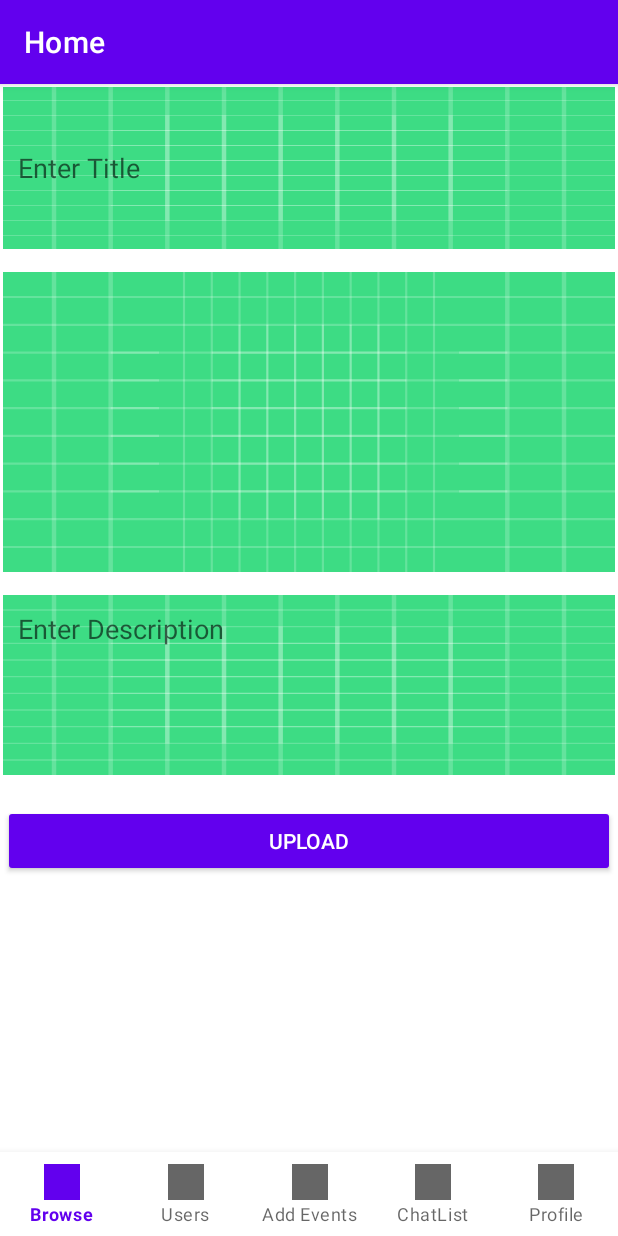
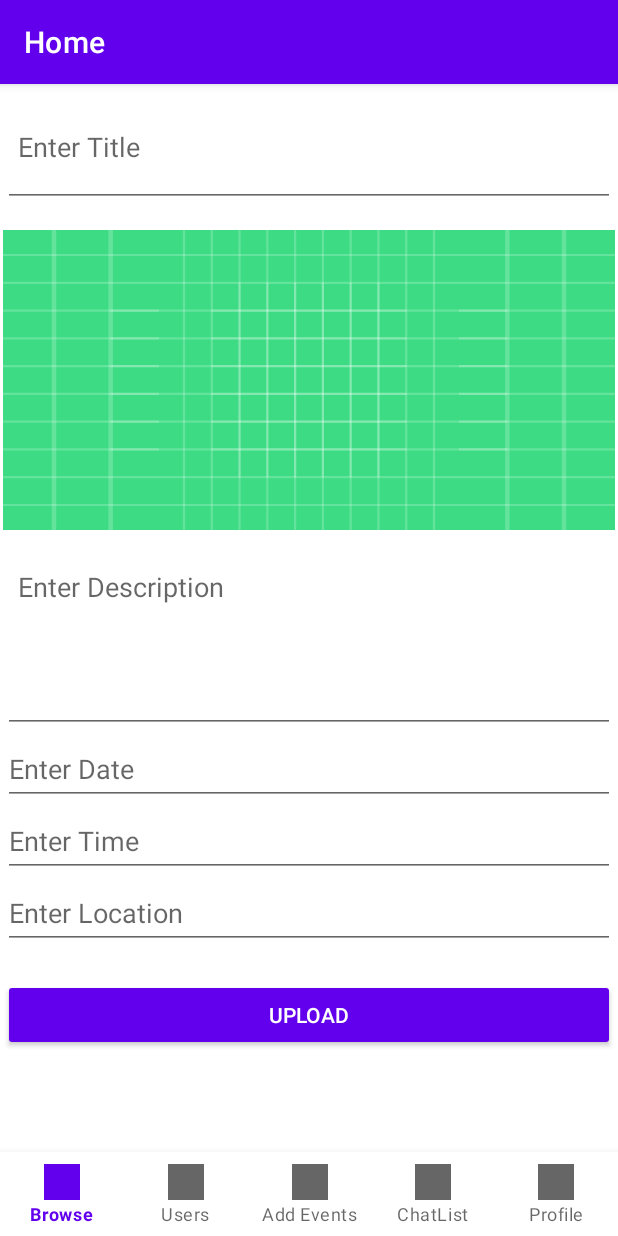
Before and after one commit to kevvinn/LinkUp-App, an Android app: the fragment AddEventsFragment placed in its activity, on a phone screen of 412 x 824 dp. Run offline under Robolectric (Android 15) with nearby library versions, the phone set to English and light mode, and no system bars; our stand-ins replace Firebase (no records; nobody signed in at launch, a user with empty details on screens opened directly).

Commit message:
ugly code i hate this

```diff
--- a/app/build.gradle
+++ b/app/build.gradle
@@ -38,6 +38,7 @@ dependencies {
     implementation 'com.google.firebase:firebase-database:20.0.4'
     implementation 'androidx.legacy:legacy-support-v4:1.0.0'
     implementation 'com.google.firebase:firebase-storage:20.0.1'
+    implementation 'com.google.android.gms:play-services-maps:18.0.2'
     testImplementation 'junit:junit:4.13.2'
     androidTestImplementation 'androidx.test.ext:junit:1.1.3'
     androidTestImplementation 'androidx.test.espresso:espresso-core:3.4.0'
--- a/app/src/main/java/com/example/linkup/BrowseFragment.java
+++ b/app/src/main/java/com/example/linkup/BrowseFragment.java
@@ -3,6 +3,7 @@ package com.example.linkup;
 import android.content.Intent;
 import android.os.Bundle;
 import android.text.TextUtils;
+import android.util.Log;
 import android.view.LayoutInflater;
 import android.view.Menu;
 import android.view.MenuInflater;
@@ -68,6 +69,7 @@ public class BrowseFragment extends Fragment {
                 posts.clear();
                 for (DataSnapshot dataSnapshot1 : dataSnapshot.getChildren()) {
                     ModelPost modelPost = dataSnapshot1.getValue(ModelPost.class);
+                    Log.e("ihatethis", "onDataChange: "+modelPost.getDescription() );
                     posts.add(modelPost);
                     adapterPosts = new AdapterPosts(getActivity(), posts);
                     recyclerView.setAdapter(adapterPosts);
--- a/app/src/main/res/layout/fragment_add_events.xml
+++ b/app/src/main/res/layout/fragment_add_events.xml
@@ -16,7 +16,6 @@
             android:id="@+id/ptitle"
             android:layout_width="match_parent"
             android:layout_height="wrap_content"
-            android:background="@drawable/ic_launcher_background"
             android:hint="Enter Title"
             android:minHeight="80dp"
             android:padding="10dp"
@@ -35,13 +34,44 @@
             android:layout_width="match_parent"
             android:layout_height="wrap_content"
             android:layout_marginTop="15dp"
-            android:background="@drawable/ic_launcher_background"
             android:gravity="start"
             android:hint="Enter Description"
             android:inputType="textCapSentences|textMultiLine"
             android:minHeight="120dp"
             android:padding="10dp"
             android:singleLine="true" />
+
+        <EditText
+            android:id="@+id/pdate"
+            android:layout_width="match_parent"
+            android:layout_height="wrap_content"
+            android:ems="10"
+            android:hint="Enter Date"
+            android:inputType="date"
+            android:minHeight="48dp" />
+
+        <EditText
+            android:id="@+id/pevent_time"
+            android:layout_width="match_parent"
+            android:layout_height="wrap_content"
+            android:ems="10"
+            android:hint="Enter Time"
+            android:inputType="time"
+            android:minHeight="48dp" />
+
+        <EditText
+            android:id="@+id/pevent_location"
+            android:layout_width="match_parent"
+            android:layout_height="wrap_content"
+            android:ems="10"
+            android:hint="Enter Location"
+            android:inputType="textPostalAddress"
+            android:minHeight="48dp" />
+
+        <com.google.android.gms.maps.MapView
+            android:id="@+id/mapView"
+            android:layout_width="match_parent"
+            android:layout_height="wrap_content" />
 
         <Button
             android:id="@+id/pupload"
```
Also changed, not shown: app/src/main/java/com/example/linkup/AdapterPosts.java (+11 -2 lines), app/src/main/java/com/example/linkup/AddEventsFragment.java (+30 -3 lines), app/src/main/java/com/example/linkup/ModelPost.java (+26 -1 lines), app/src/main/res/layout/row_posts.xml (+18 -0 lines).
